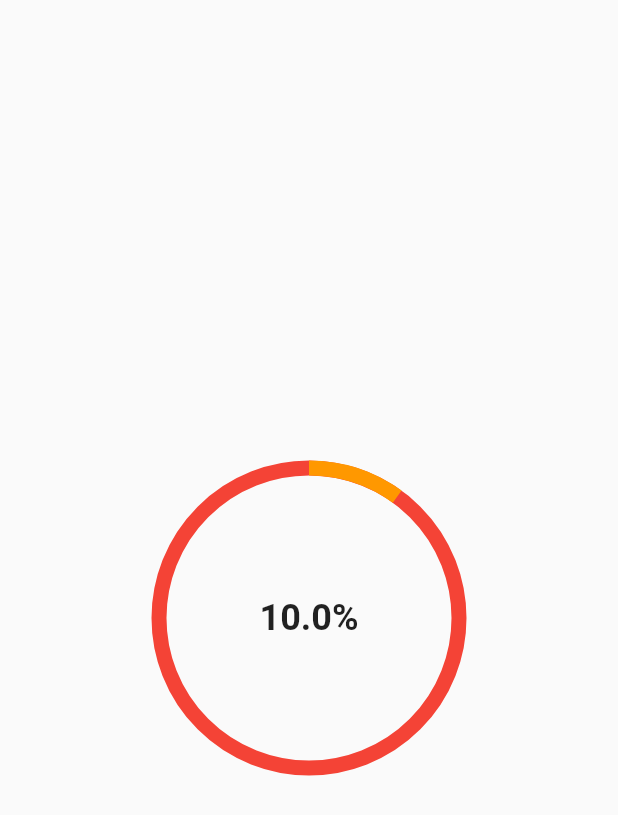
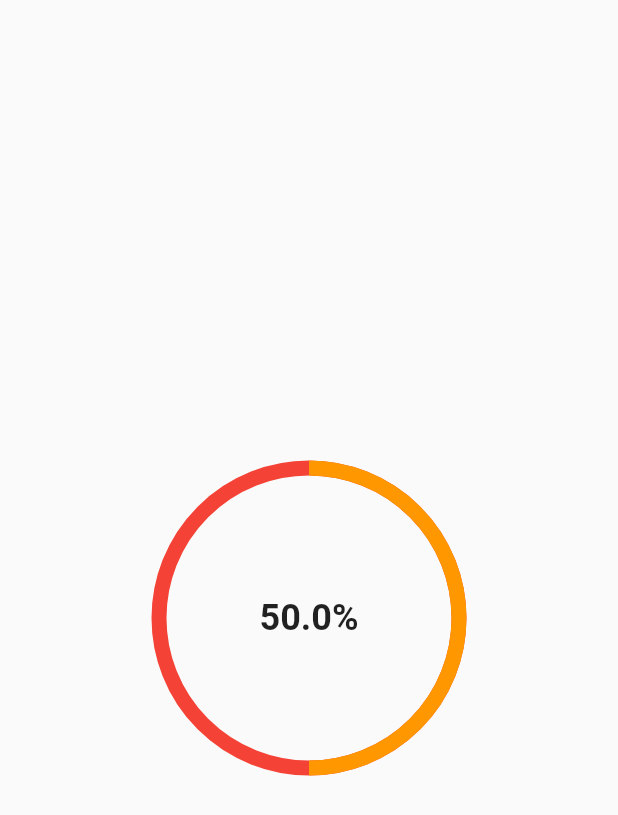
Before and after one commit to EdsonMello-code/circle_progress_flutter, a Flutter app: the screen it shows after launch, on a phone screen of 412 x 824 dp. Shown: the top 815 px of the screen. Run offline on Flutter 3.47's test engine with Material 2 defaults, Android fonts, the light colour scheme and no system bars.

```diff
--- a/lib/views/home_view.dart
+++ b/lib/views/home_view.dart
@@ -8,10 +8,12 @@ class HomeView extends StatelessWidget {
   Widget build(BuildContext context) {
     return const MaterialApp(
       home: Scaffold(
-          body: Center(
-              child: CircleProgress(
-        percent: 10,
-      ))),
+        body: Center(
+          child: CircleProgress(
+            percent: 50,
+          ),
+        ),
+      ),
     );
   }
 }
```
Also changed, not shown: 2 other files.
